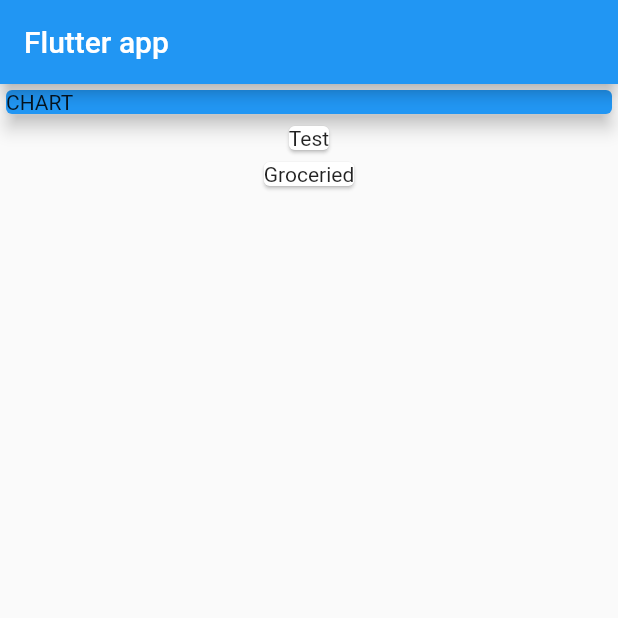
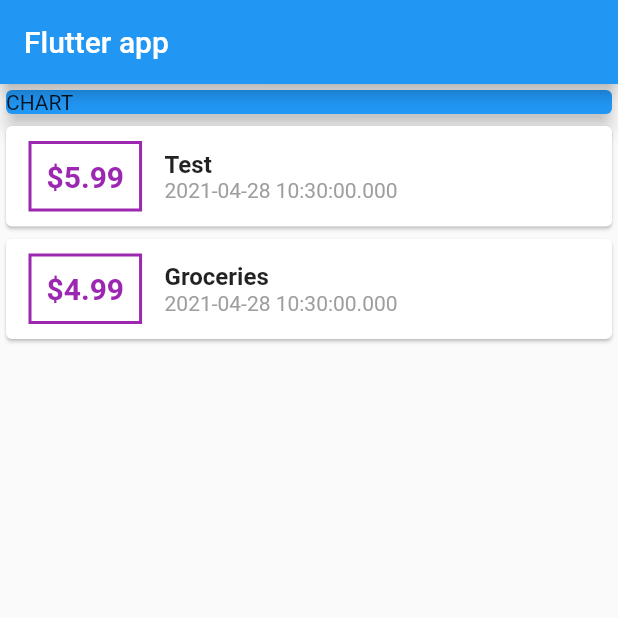
Before and after one commit to Chen-Philip/personal_expenses_tracker, a Flutter app: the screen it shows after launch, on a phone screen of 412 x 824 dp, the top half of it. Run offline on Flutter 3.47's test engine with Material 2 defaults, Android fonts, the phone set to English and light mode, and no system bars.

Commit message:
added styles to cards

```diff
--- a/lib/main.dart
+++ b/lib/main.dart
@@ -24,7 +24,7 @@ class MyHomePage extends StatelessWidget {
     ),
     Transaction(
       id: 't2',
-      title: "Groceried",
+      title: "Groceries",
       amount: 4.99,
       date: DateTime.now(),
     ),
@@ -48,7 +48,49 @@ class MyHomePage extends StatelessWidget {
           Column(
             children: transactions.map((tr) {
               return Card(
-                child: Text(tr.title),
+                child: Row(
+                  children: [
+                    Container(
+                      margin: EdgeInsets.symmetric(
+                        vertical: 10,
+                        horizontal: 15,
+                      ),
+                      padding: EdgeInsets.all(10),
+                      decoration: BoxDecoration(
+                        border: Border.all(
+                          color: Colors.purple,
+                          width: 2,
+                        ),
+                      ),
+                      child: Text(
+                        "\$${tr.amount}",
+                        style: TextStyle(
+                          fontWeight: FontWeight.bold,
+                          fontSize: 20,
+                          color: Colors.purple,
+                        ),
+                      ),
+                    ),
+                    Column(
+                      crossAxisAlignment: CrossAxisAlignment.start,
+                      children: [
+                        Text(
+                          tr.title,
+                          style: TextStyle(
+                            fontWeight: FontWeight.bold,
+                            fontSize: 16,
+                          ),
+                        ),
+                        Text(
+                          tr.date.toString(),
+                          style: TextStyle(
+                            color: Colors.grey,
+                          ),
+                        ),
+                      ],
+                    )
+                  ],
+                ),
               );
             }).toList(),
           ),
```
